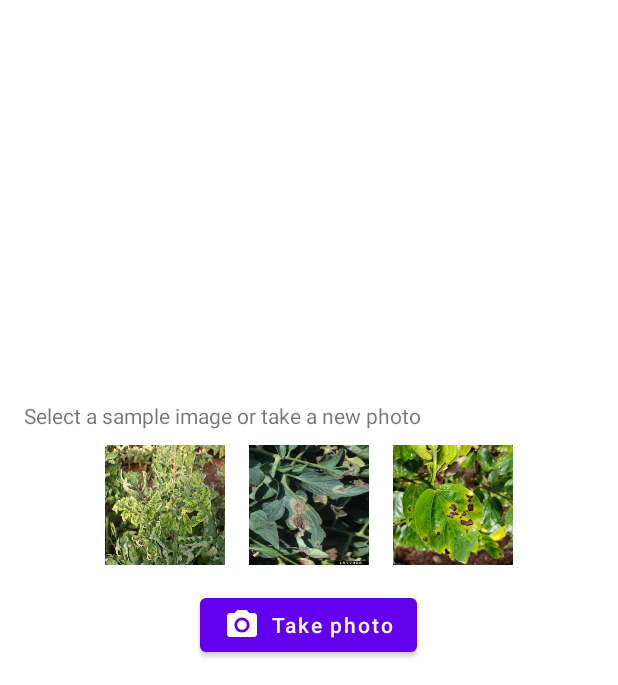
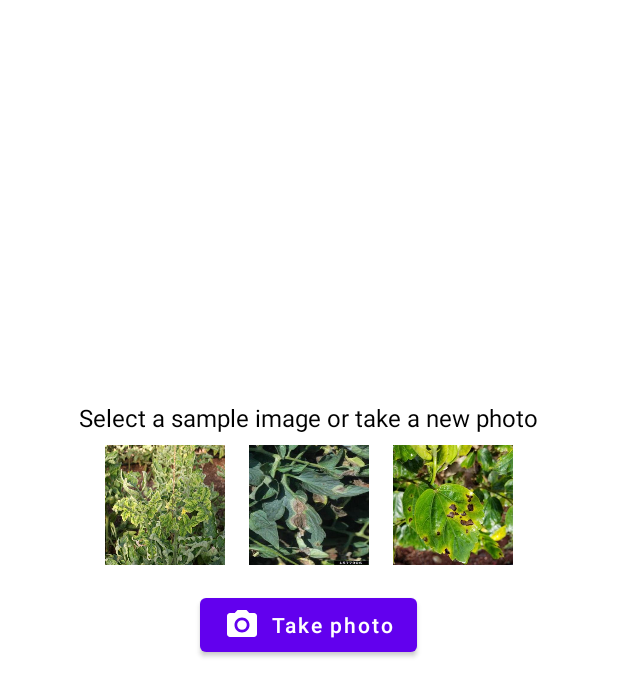
Before and after one commit to soujanyanayak/plant-disease-detection, an Android app: the screen it shows after launch (MainActivity), on a phone screen of 412 x 824 dp, the part 551-1236 px from its top. Run offline under Robolectric (Android 15) with nearby library versions, the phone set to English and light mode, and no system bars; libraries missing offline, so code that uses them is left out: org.tensorflow.lite.

```diff
--- a/app/src/main/res/layout/activity_main.xml
+++ b/app/src/main/res/layout/activity_main.xml
@@ -31,13 +31,17 @@
 
     <TextView
         android:id="@+id/tvDescription"
-        android:layout_width="match_parent"
+        android:layout_width="395dp"
         android:layout_height="wrap_content"
         android:layout_above="@id/llSampleImage"
+        android:layout_centerHorizontal="true"
         android:layout_marginStart="16dp"
         android:layout_marginTop="10dp"
-        android:layout_marginBottom="10dp"
-        android:text="@string/tv_description" />
+        android:layout_marginBottom="7dp"
+        android:text="@string/tv_description"
+        android:textAlignment="center"
+        android:textColor="@color/black"
+        android:textSize="16sp" />
 
     <LinearLayout
         android:id="@+id/llSampleImage"
```
Also changed, not shown: app/src/main/java/org/tensorflow/codelabs/objectdetection/MainActivity.kt (+65 -36 lines), 66 other files.
